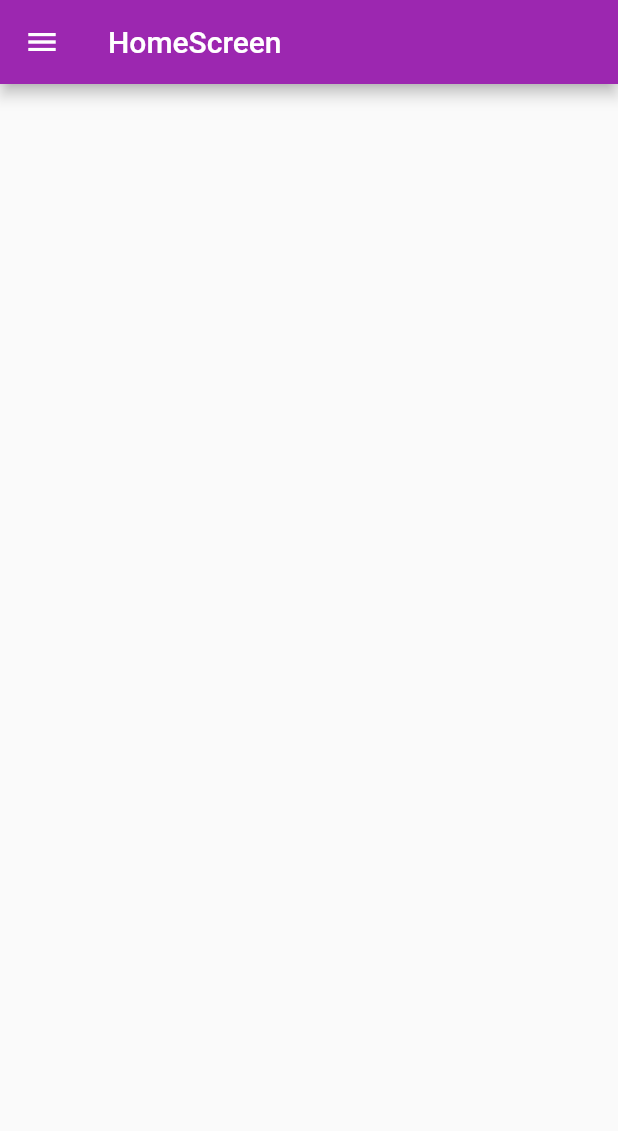
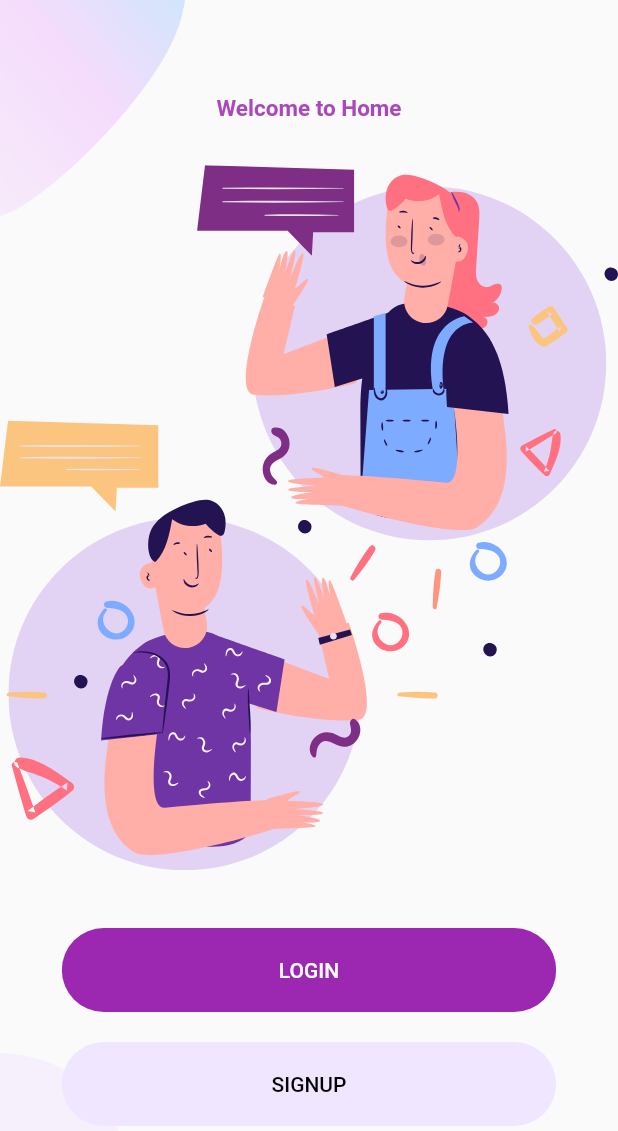
Before and after one commit to Industrial-Tracking-System/Tracking-System-App, a Flutter app: the screen it shows after launch, on a phone screen of 412 x 824 dp. Shown: the top 1131 px of the screen. Run offline on Flutter 3.47's test engine with Material 2 defaults, Android fonts, the phone set to English and light mode, and no system bars; our stand-ins replace flutter_svg.

Commit message:
Welcome Screen Done

```diff
--- /dev/null
+++ b/backtracking/lib/Screens/Welcome/Welcome_Screen.dart
@@ -0,0 +1,11 @@
+import 'package:backtracking/Screens/Welcome/components/body.dart';
+import 'package:flutter/material.dart';
+
+class WelcomeScreen extends StatelessWidget {
+  @override
+  Widget build(BuildContext context) {
+    return Scaffold(
+      body: Body(),
+    );
+  }
+}
--- /dev/null
+++ b/backtracking/lib/Screens/Welcome/components/Background.dart
@@ -0,0 +1,37 @@
+import 'package:flutter/material.dart';
+
+class Background extends StatelessWidget {
+  final Widget child;
+  const Background({
+    Key key,
+    @required this.child,
+  }) : super(key: key);
+
+  @override
+  Widget build(BuildContext context) {
+    Size size =
+        MediaQuery.of(context).size; // total  width and height of our Screen
+    return Container(
+      height: size.height,
+      width: double.infinity,
+      child: Stack(
+        alignment: Alignment.center,
+        children: [
+          Positioned(
+            top: 0,
+            left: 0,
+            child: Image.asset("assets/images/main_top.png"),
+            width: size.width * 0.3,
+          ),
+          Positioned(
+            bottom: 0,
+            left: 0,
+            child: Image.asset("assets/images/main_bottom.png"),
+            width: size.width * 0.2,
+          ),
+          child,
+        ],
+      ),
+    );
+  }
+}
--- /dev/null
+++ b/backtracking/lib/Screens/Welcome/components/Button.dart
@@ -0,0 +1,36 @@
+import 'package:flutter/material.dart';
+
+class Button extends StatelessWidget {
+  final String text;
+  final Function press;
+  final Color color, textColor;
+
+  const Button({
+    Key key,
+    this.text,
+    this.press,
+    this.color,
+    this.textColor,
+  }) : super(key: key);
+
+  @override
+  Widget build(BuildContext context) {
+    Size size = MediaQuery.of(context).size;
+    return Container(
+      margin: EdgeInsets.symmetric(vertical: 10),
+      width: size.width * 0.8,
+      child: ClipRRect(
+        borderRadius: BorderRadius.circular(30),
+        child: FlatButton(
+          padding: EdgeInsets.symmetric(horizontal: 40, vertical: 20),
+          color: color,
+          onPressed: press,
+          child: Text(
+            text,
+            style: TextStyle(color: textColor),
+          ),
+        ),
+      ),
+    );
+  }
+}
--- /dev/null
+++ b/backtracking/lib/Screens/Welcome/components/body.dart
@@ -0,0 +1,47 @@
+import 'package:backtracking/Screens/Welcome/components/Background.dart';
+import 'package:backtracking/Screens/Welcome/components/Button.dart';
+import 'package:flutter/material.dart';
+import 'package:flutter_svg/svg.dart';
+
+class Body extends StatelessWidget {
+  @override
+  Widget build(BuildContext context) {
+    Size size = MediaQuery.of(context).size;
+    return Background(
+      child: Column(
+        mainAxisAlignment: MainAxisAlignment.center,
+        children: [
+          Text(
+            "Welcome to Home",
+            style: TextStyle(
+                fontWeight: FontWeight.bold,
+                fontSize: 15,
+                color: Colors.purple[400]),
+          ),
+          SizedBox(
+            height: size.height * 0.02,
+          ),
+          SvgPicture.asset(
+            "assets/icons/chat.svg",
+            height: size.height * 0.6,
+          ),
+          SizedBox(
+            height: size.height * 0.02,
+          ),
+          Button(
+            text: "LOGIN",
+            press: () {},
+            textColor: Colors.white,
+            color: Theme.of(context).primaryColor,
+          ),
+          Button(
+            text: "SIGNUP",
+            press: () {},
+            textColor: Colors.black,
+            color: Color(0xFFF1E6FF),
+          ),
+        ],
+      ),
+    );
+  }
+}
--- /dev/null
+++ b/backtracking/lib/constants.dart
@@ -0,0 +1,4 @@
+import 'package:flutter/material.dart';
+
+const kPrimaryColor = Color(0xFF6F35A5);
+const kPrimaryLightColor = Color(0xFFF1E6FF);
--- a/backtracking/lib/main.dart
+++ b/backtracking/lib/main.dart
@@ -1,3 +1,4 @@
+import 'package:backtracking/Screens/Welcome/Welcome_Screen.dart';
 import 'package:flutter/material.dart';
 import 'package:provider/provider.dart';
 
@@ -26,7 +27,7 @@ class MyApp extends StatelessWidget {
               bodyText1: TextStyle(fontSize: 20),
               bodyText2: TextStyle(fontSize: 30)),
         ),
-        home: HomeScreen(),
+        home: WelcomeScreen(),
         routes: {
           HomeScreen.routeName: (context) => HomeScreen(),
           ProductionScreen.routeName: (context) => ProductionScreen()
```
Also changed, not shown: backtracking/pubspec.yaml (+4 -3 lines), backtracking/assets/icons/chat.svg (added), backtracking/assets/icons/facebook.svg (added), backtracking/assets/icons/google-plus.svg (added), backtracking/assets/icons/login.svg (added), backtracking/assets/icons/signup.svg (added), backtracking/assets/icons/twitter.svg (added), backtracking/assets/images/login_bottom.png (added), backtracking/assets/images/main_bottom.png (added), backtracking/assets/images/main_top.png (added), backtracking/assets/images/signup_top.png (added), backtracking/pubspec.lock.
